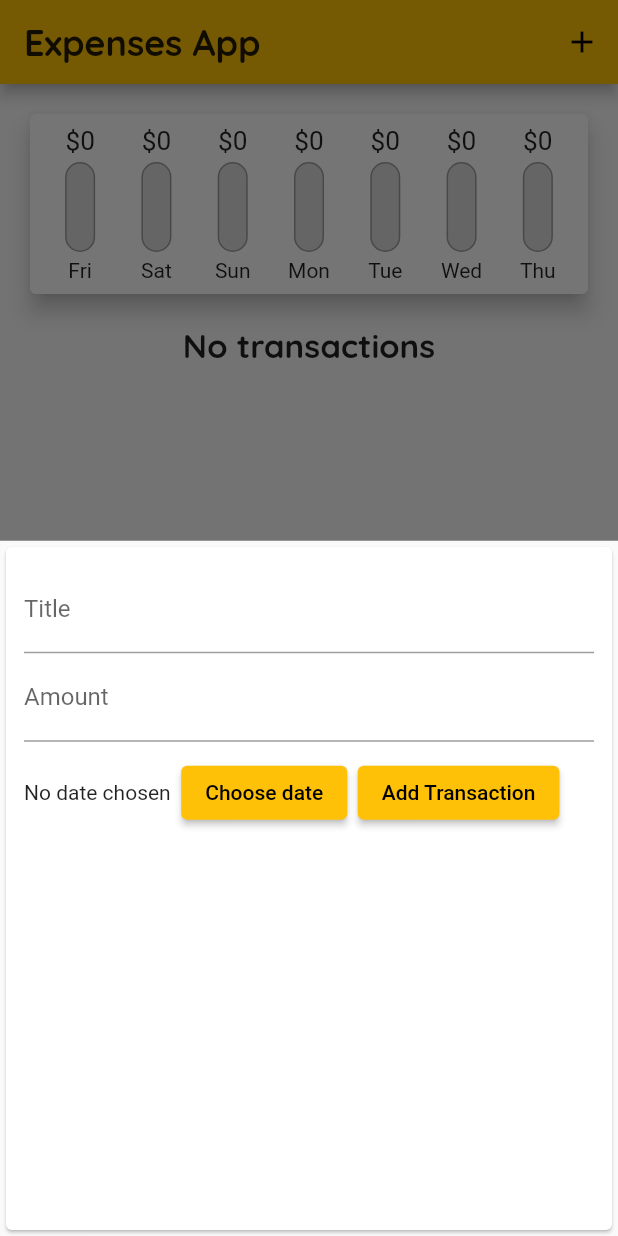
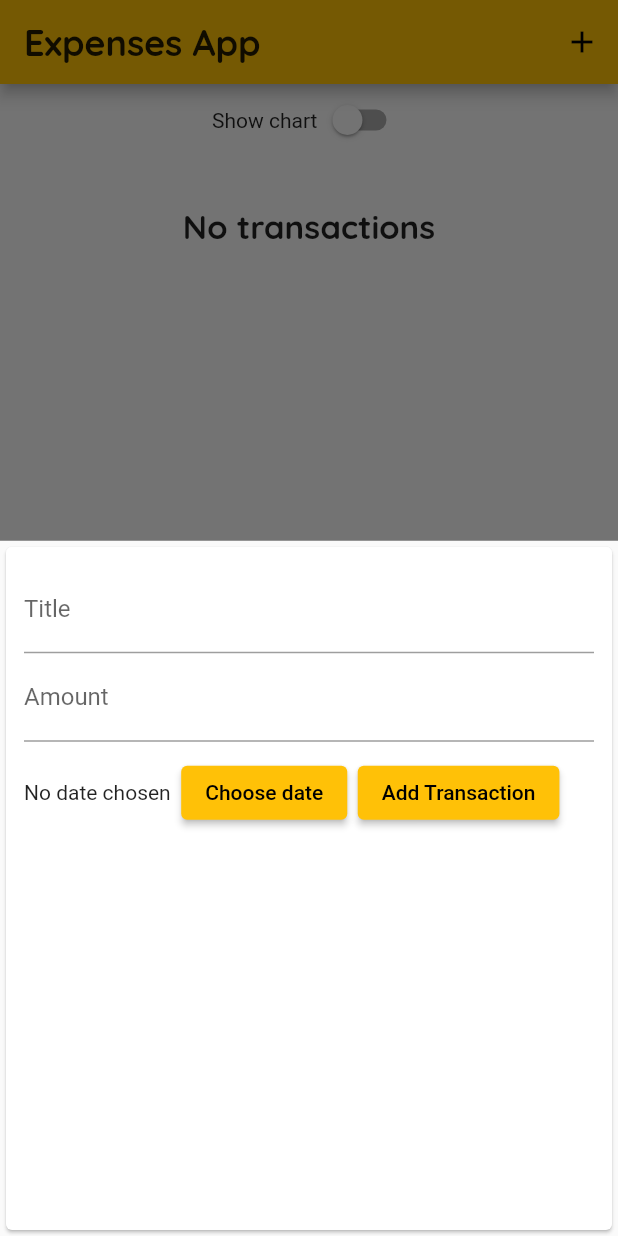
Before and after one commit to Kvitusja/expenses_tracker, a Flutter app: the screen it shows after launch, after a tap on the "add" icon, on a phone screen of 412 x 824 dp. Run offline on Flutter 3.47's test engine with Material 2 defaults, Android fonts, the phone set to English and light mode, and no system bars.

Commit message:
'show chart switch'

```diff
--- a/lib/main.dart
+++ b/lib/main.dart
@@ -1,9 +1,16 @@
 import 'package:expenses_tracker/widgets/main_screen_widget.dart';
 import 'package:flutter/material.dart';
+import 'package:flutter/services.dart';
 
 
 
 void main() {
+  WidgetsFlutterBinding.ensureInitialized();
+  SystemChrome.setPreferredOrientations([
+    DeviceOrientation.portraitUp,
+    DeviceOrientation.landscapeLeft,
+    DeviceOrientation.landscapeRight,
+  ]);
   runApp(const MyApp());
 }
 
--- a/lib/widgets/chart_bar.dart
+++ b/lib/widgets/chart_bar.dart
@@ -13,24 +13,28 @@ class ChartBar extends StatelessWidget {
 
   @override
   Widget build(BuildContext context) {
+    return LayoutBuilder(
+      builder: (context, constraints) {
         return Column(
           children: [
             SizedBox(
-          height: 20,
+              height: constraints.maxHeight * 0.15,
               child: FittedBox(
                 child: Text('\$${spendingAmount.toStringAsFixed(0)}'),
               ),
             ),
-        const SizedBox(
-          height: 4,
+            SizedBox(
+              height: constraints.maxHeight * 0.04,
             ),
             Container(
-          height: 60,
-          width: 20,
+              height: constraints.maxHeight * 0.6,
+              width: constraints.maxWidth * 0.4,
+              //width: constraints.minWidth,
               child: Stack(
                 children: [
                   Container(
-                padding: const EdgeInsets.symmetric(vertical: 2, horizontal: 4),
+                    padding:
+                        const EdgeInsets.symmetric(vertical: 2, horizontal: 4),
                     decoration: BoxDecoration(
                       border: Border.all(color: Colors.grey, width: 1),
                       color: const Color.fromRGBO(220, 220, 220, 1),
@@ -49,11 +53,15 @@ class ChartBar extends StatelessWidget {
                 ],
               ),
             ),
-        const SizedBox(
-          height: 4,
+            SizedBox(
+              height: constraints.maxHeight * 0.04,
             ),
-        Text(label),
+            SizedBox(
+                height: constraints.maxHeight * 0.15,
+                child: FittedBox(child: Text(label))),
           ],
+        );
+      },
     );
   }
 }
--- a/lib/widgets/main_screen_widget.dart
+++ b/lib/widgets/main_screen_widget.dart
@@ -26,6 +26,8 @@ class _MainScreenWidgetState extends State<MainScreenWidget> {
     //   date: DateTime.now(),
     // ),
   ];
+
+  bool _showChart = false;
 
   List<Transactions> get _recentTransactions {
     return _userTransactions.where((element) {
@@ -68,8 +70,7 @@ class _MainScreenWidgetState extends State<MainScreenWidget> {
 
   @override
   Widget build(BuildContext context) {
-    return Scaffold(
-      appBar: AppBar(
+    final appBar = AppBar(
       title: const Text('Expenses App'),
       actions: [
         IconButton(
@@ -77,16 +78,42 @@ class _MainScreenWidgetState extends State<MainScreenWidget> {
           icon: const Icon(Icons.add),
         ),
       ],
-      ),
+    );
+    return Scaffold(
+      appBar: appBar,
       body: SingleChildScrollView(
         child: Column(
-          //mainAxisAlignment: MainAxisAlignment.spaceAround,
-          //crossAxisAlignment: CrossAxisAlignment.stretch,
+          crossAxisAlignment: CrossAxisAlignment.stretch,
           children: [
-            Chart(recentTransactions: _recentTransactions),
-            TransactionsList(
+            Row(
+              mainAxisAlignment: MainAxisAlignment.center,
+              children: [
+                const Text('Show chart'),
+                Switch(
+                    value: _showChart,
+                    onChanged: (newValue){
+                      setState(() {
+                        _showChart = newValue;
+                      });
+                }),
+              ],
+            ),
+            _showChart ? SizedBox(
+              height: (MediaQuery.of(context).size.height -
+                      appBar.preferredSize.height -
+                      MediaQuery.of(context).padding.top) *
+                  0.25,
+              child: Chart(recentTransactions: _recentTransactions),
+            ) :
+            SizedBox(
+              height: (MediaQuery.of(context).size.height -
+                      appBar.preferredSize.height -
+                      MediaQuery.of(context).padding.top) *
+                  0.75,
+              child: TransactionsList(
                   transactions: _userTransactions,
                   deleteTransaction: _deleteTransaction),
+            ),
           ],
         ),
       ),
--- a/lib/widgets/transactions_list.dart
+++ b/lib/widgets/transactions_list.dart
@@ -17,7 +17,7 @@ class _TransactionsListState extends State<TransactionsList> {
   @override
   Widget build(BuildContext context) {
     return Container(
-      height: 380,
+      //height: 500,
       child: widget.transactions.isEmpty
           ? Column(
               mainAxisAlignment: MainAxisAlignment.spaceAround,
```
Also changed, not shown: lib/widgets/new_transaction.dart (+0 -17 lines). Lines whose indentation alone changed are shown as unchanged.
